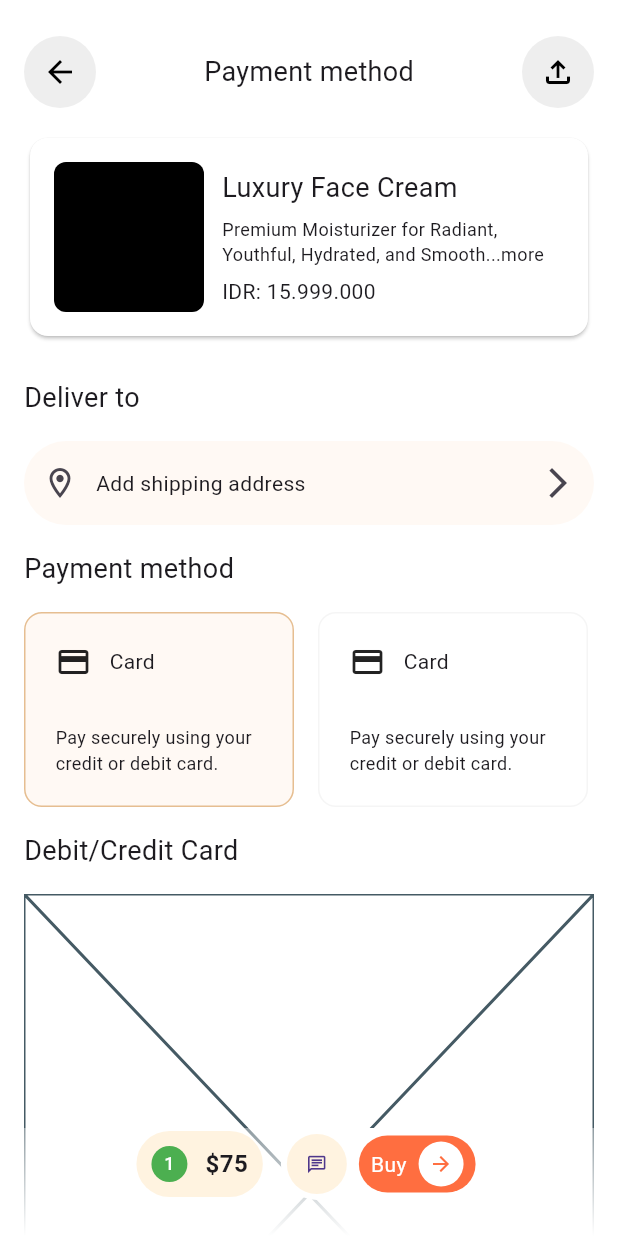
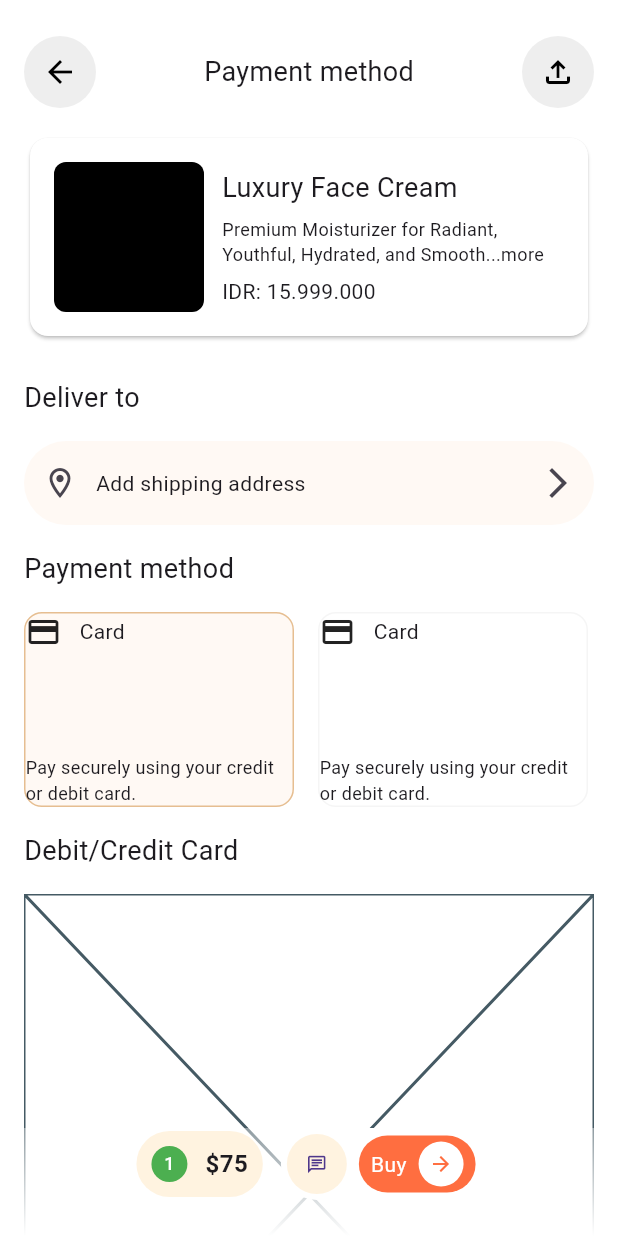
Before and after one commit to JAICHANGPARK/flutter_notebook_chapter_43, a Flutter app: the MarketplacePaymentMethodPage screen opened directly, on a phone screen of 412 x 824 dp. Run offline on Flutter 3.47's test engine with Material 3 defaults, Android fonts, the phone set to English and light mode, and no system bars; our stand-ins replace gap, hugeicons.

Commit message:
Update marketplace_payment_method_page.dart

```diff
--- a/lib/ep2168_marketplace_app/ui/marketplace_payment_method_page.dart
+++ b/lib/ep2168_marketplace_app/ui/marketplace_payment_method_page.dart
@@ -143,11 +143,13 @@ class _MarketplacePaymentMethodPageState extends State<MarketplacePaymentMethodP
                             color: index == 0 ? Color.fromRGBO(255, 249, 244, 1) : Colors.white,
                             borderRadius: BorderRadius.circular(12),
                           ),
-                          padding: EdgeInsets.all(20),
+                          padding: EdgeInsets.only(),
+                          // padding: EdgeInsets.symmetric(horizontal: 24, vertical: 24),
                           child: Column(
                             crossAxisAlignment: CrossAxisAlignment.start,
                             mainAxisAlignment: MainAxisAlignment.spaceBetween,
                             spacing: 12,
+
                             children: [
                               Row(
                                 spacing: 12,
@@ -155,6 +157,10 @@ class _MarketplacePaymentMethodPageState extends State<MarketplacePaymentMethodP
                                   Icon(
                                     Icons.credit_card,
                                   ),
+                                  // IconButton(
+                                  //   onPressed: () {},
+                                  //   icon:
+                                  // ),
                                   Text(
                                     "Card",
                                   ),
```
